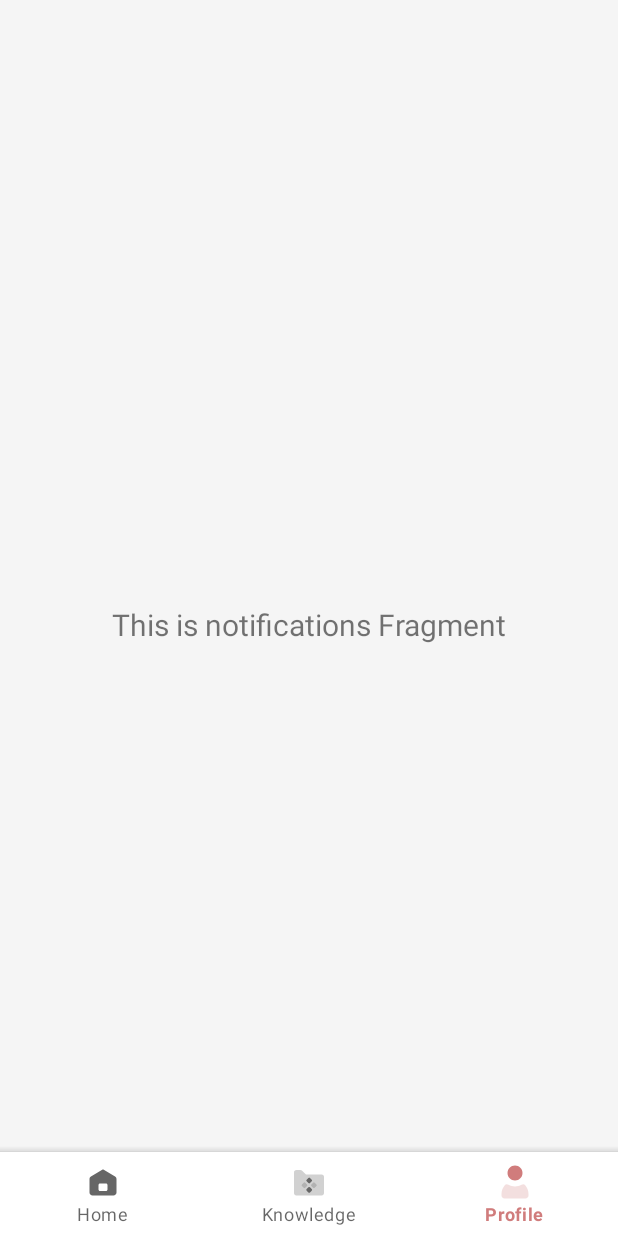
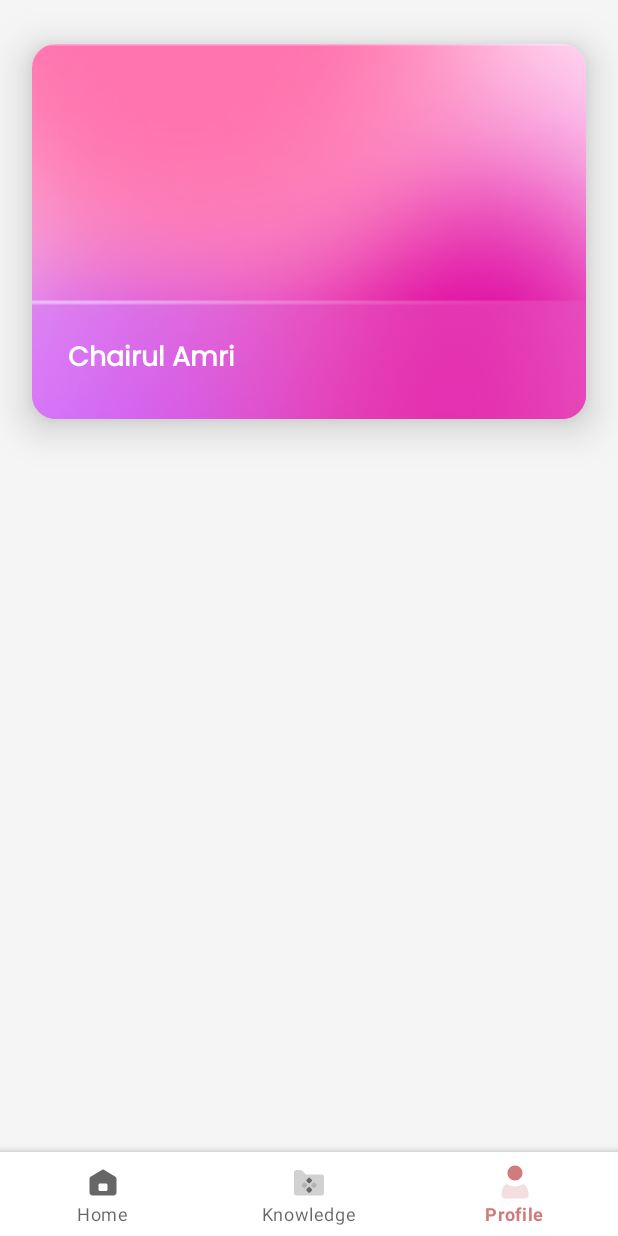
Before and after one commit to chairoel/BddExamProject, an Android app: the KnowledgeFragment screen opened through its navigation route, item 3 of the bottom bar chosen, on a phone screen of 412 x 824 dp. Run offline under Robolectric (Android 15) with nearby library versions, the phone set to English and light mode, and no system bars; our stand-ins replace navigation-ui; Roboto replaces fonts that are not available here.

Commit message:
update knowledge and profile UI

```diff
--- a/app/src/main/java/com/amrul/bdd/roseLover/ui/fragment/knowledge/KnowledgeFragment.kt
+++ b/app/src/main/java/com/amrul/bdd/roseLover/ui/fragment/knowledge/KnowledgeFragment.kt
@@ -23,15 +23,15 @@ class KnowledgeFragment : Fragment() {
         savedInstanceState: Bundle?
     ): View {
         val knowledgeViewModel =
-            ViewModelProvider(this).get(KnowledgeViewModel::class.java)
+            ViewModelProvider(this)[KnowledgeViewModel::class.java]
 
         _binding = FragmentKnowledgeBinding.inflate(inflater, container, false)
         val root: View = binding.root
 
-        val textView: TextView = binding.textDashboard
-        knowledgeViewModel.text.observe(viewLifecycleOwner) {
-            textView.text = it
-        }
+//        val textView: TextView = binding.textDashboard
+//        knowledgeViewModel.text.observe(viewLifecycleOwner) {
+//            textView.text = it
+//        }
         return root
     }
 
--- a/app/src/main/java/com/amrul/bdd/roseLover/ui/fragment/profile/ProfileFragment.kt
+++ b/app/src/main/java/com/amrul/bdd/roseLover/ui/fragment/profile/ProfileFragment.kt
@@ -28,10 +28,10 @@ class ProfileFragment : Fragment() {
         _binding = FragmentProfileBinding.inflate(inflater, container, false)
         val root: View = binding.root
 
-        val textView: TextView = binding.textNotifications
-        profileViewModel.text.observe(viewLifecycleOwner) {
-            textView.text = it
-        }
+//        val textView: TextView = binding.textNotifications
+//        profileViewModel.text.observe(viewLifecycleOwner) {
+//            textView.text = it
+//        }
         return root
     }
 
--- a/app/src/main/res/layout/fragment_profile.xml
+++ b/app/src/main/res/layout/fragment_profile.xml
@@ -1,12 +1,64 @@
 <?xml version="1.0" encoding="utf-8"?>
-<androidx.constraintlayout.widget.ConstraintLayout xmlns:android="http://schemas.android.com/apk/res/android"
-    xmlns:app="http://schemas.android.com/apk/res-auto" xmlns:tools="http://schemas.android.com/tools"
-    android:layout_width="match_parent" android:layout_height="match_parent"
+<LinearLayout xmlns:android="http://schemas.android.com/apk/res/android"
+    xmlns:app="http://schemas.android.com/apk/res-auto"
+    xmlns:card_view="http://schemas.android.com/apk/res-auto"
+    xmlns:tools="http://schemas.android.com/tools"
+    android:layout_width="match_parent"
+    android:layout_height="match_parent"
+    android:orientation="vertical"
+    android:background="@color/background"
     tools:context=".ui.fragment.profile.ProfileFragment">
 
-    <TextView android:id="@+id/text_notifications" android:layout_width="match_parent"
-        android:layout_height="wrap_content" android:layout_marginStart="8dp" android:layout_marginTop="8dp"
-        android:layout_marginEnd="8dp" android:textAlignment="center" android:textSize="20sp"
-        app:layout_constraintBottom_toBottomOf="parent" app:layout_constraintEnd_toEndOf="parent"
-        app:layout_constraintStart_toStartOf="parent" app:layout_constraintTop_toTopOf="parent" />
-</androidx.constraintlayout.widget.ConstraintLayout>
+    <androidx.cardview.widget.CardView
+        android:id="@+id/cardView"
+        android:layout_width="match_parent"
+        android:layout_height="wrap_content"
+        android:layout_gravity="center"
+        android:clickable="true"
+        android:focusable="true"
+        android:foreground="?android:attr/selectableItemBackground"
+        card_view:cardCornerRadius="16dp"
+        card_view:cardElevation="16dp"
+        card_view:cardUseCompatPadding="true">
+
+        <androidx.constraintlayout.widget.ConstraintLayout
+            android:layout_width="match_parent"
+            android:layout_height="match_parent">
+
+            <ImageView
+                android:id="@+id/imgItemPhoto"
+                android:layout_width="match_parent"
+                android:layout_height="wrap_content"
+                android:scaleType="centerCrop"
+                android:src="@drawable/card"
+                app:layout_constraintBottom_toBottomOf="parent"
+                app:layout_constraintEnd_toEndOf="parent"
+                app:layout_constraintStart_toStartOf="parent"
+                app:layout_constraintTop_toTopOf="parent" />
+
+            <ImageView
+                android:id="@+id/imgItemGlassPhoto"
+                android:layout_width="match_parent"
+                android:layout_height="wrap_content"
+                android:scaleType="centerCrop"
+                android:src="@drawable/card_glass"
+                app:layout_constraintBottom_toBottomOf="parent"
+                app:layout_constraintEnd_toEndOf="parent"
+                app:layout_constraintStart_toStartOf="parent" />
+
+            <TextView
+                style="@style/TextViewItem.white"
+                android:layout_width="0dp"
+                android:layout_height="wrap_content"
+                android:textSize="18sp"
+                android:textStyle="bold"
+                android:layout_marginHorizontal="@dimen/activity_horizontal_margin"
+                app:layout_constraintBottom_toBottomOf="@+id/imgItemGlassPhoto"
+                app:layout_constraintEnd_toEndOf="@+id/imgItemGlassPhoto"
+                app:layout_constraintStart_toStartOf="@+id/imgItemGlassPhoto"
+                app:layout_constraintTop_toTopOf="@+id/imgItemGlassPhoto"
+                android:text="Chairul Amri" />
+
+        </androidx.constraintlayout.widget.ConstraintLayout>
+    </androidx.cardview.widget.CardView>
+</LinearLayout>
```
Also changed, not shown: app/src/main/res/layout/fragment_knowledge.xml (+34 -9 lines), app/src/main/res/drawable/card.png (added), app/src/main/res/drawable/card_glass.png (added).
